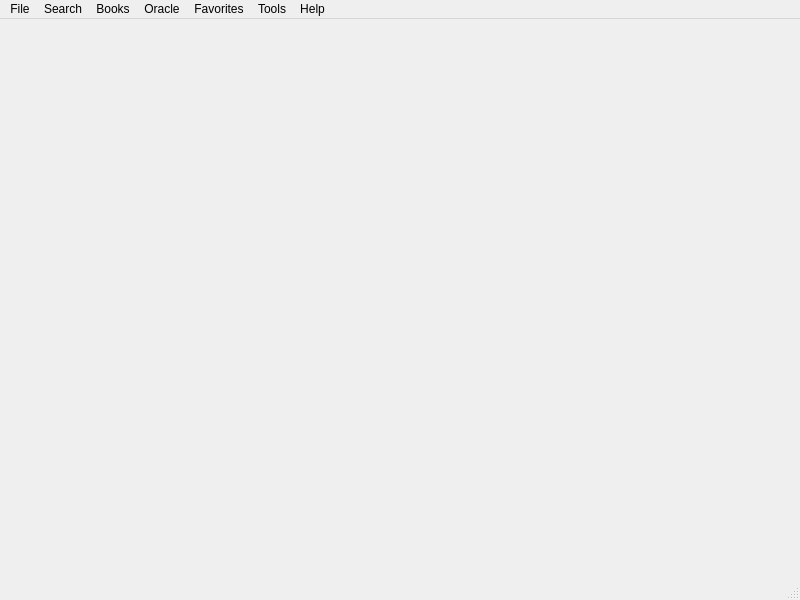
First picture: the form in source/qtdesigner/MGrep_ui.ui, repository MValaguz/MGrep, before the edit.
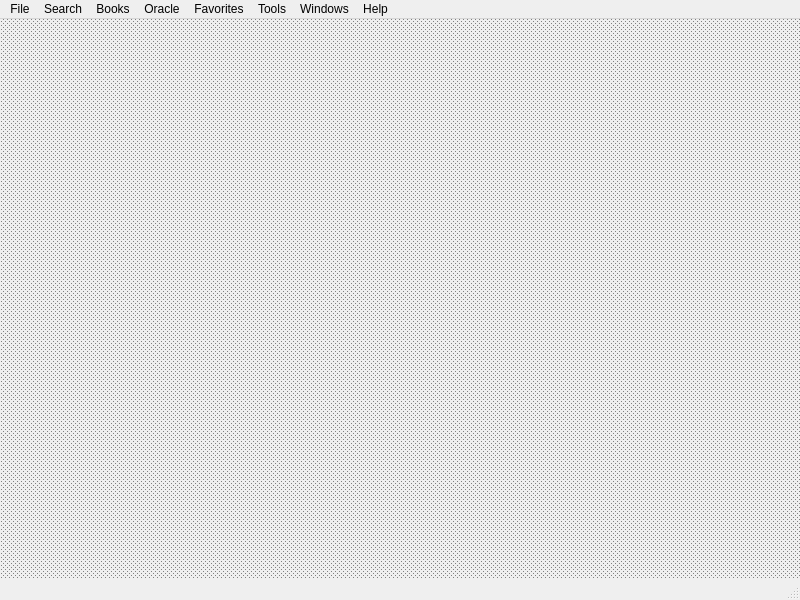
Second picture: the form after the edit. Icons and pictures are not drawn.

The edit to the form file:
```diff
--- a/source/qtdesigner/MGrep_ui.ui
+++ b/source/qtdesigner/MGrep_ui.ui
@@ -17,7 +17,47 @@
    <iconset resource="resource.qrc">
     <normaloff>:/icons/icons/MGrep.ico</normaloff>:/icons/icons/MGrep.ico</iconset>
   </property>
-  <widget class="QWidget" name="centralwidget"/>
+  <property name="autoFillBackground">
+   <bool>false</bool>
+  </property>
+  <widget class="QWidget" name="centralwidget">
+   <property name="sizePolicy">
+    <sizepolicy hsizetype="Expanding" vsizetype="Expanding">
+     <horstretch>0</horstretch>
+     <verstretch>0</verstretch>
+    </sizepolicy>
+   </property>
+   <layout class="QVBoxLayout" name="verticalLayout">
+    <property name="spacing">
+     <number>0</number>
+    </property>
+    <property name="leftMargin">
+     <number>0</number>
+    </property>
+    <property name="topMargin">
+     <number>0</number>
+    </property>
+    <property name="rightMargin">
+     <number>0</number>
+    </property>
+    <property name="bottomMargin">
+     <number>0</number>
+    </property>
+    <item>
+     <widget class="QMdiArea" name="mdiArea">
+      <property name="background">
+       <brush brushstyle="Dense6Pattern">
+        <color alpha="255">
+         <red>128</red>
+         <green>128</green>
+         <blue>128</blue>
+        </color>
+       </brush>
+      </property>
+     </widget>
+    </item>
+   </layout>
+  </widget>
   <widget class="QMenuBar" name="menubar">
    <property name="geometry">
     <rect>
@@ -86,12 +126,22 @@
     <addaction name="actionChange_log"/>
     <addaction name="actionConsole"/>
    </widget>
+   <widget class="QMenu" name="menuWindows">
+    <property name="title">
+     <string>Windows</string>
+    </property>
+    <addaction name="actionCascade"/>
+    <addaction name="actionTile_horizontaly"/>
+    <addaction name="actionTile_vertically"/>
+    <addaction name="separator"/>
+   </widget>
    <addaction name="menuFile"/>
    <addaction name="menuSearch"/>
    <addaction name="menuBooks"/>
    <addaction name="menuOracle"/>
    <addaction name="menuFavorites"/>
    <addaction name="menuTools"/>
+   <addaction name="menuWindows"/>
    <addaction name="menuHelp"/>
   </widget>
   <widget class="QStatusBar" name="statusbar"/>
```
Left out of the diff: 85 changed lines with no effect on the pictures.
